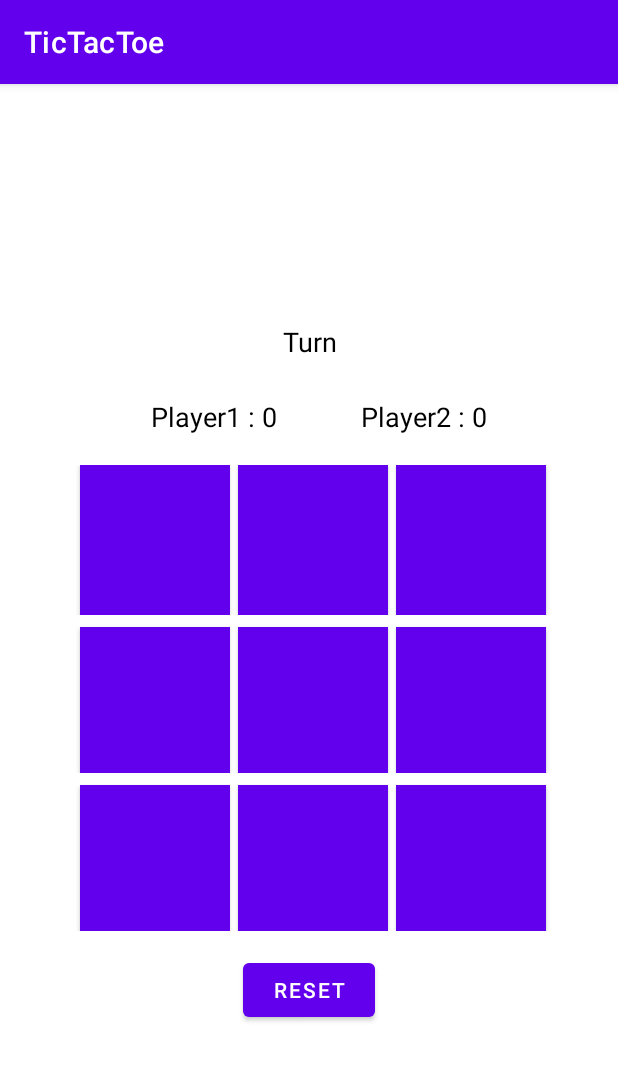
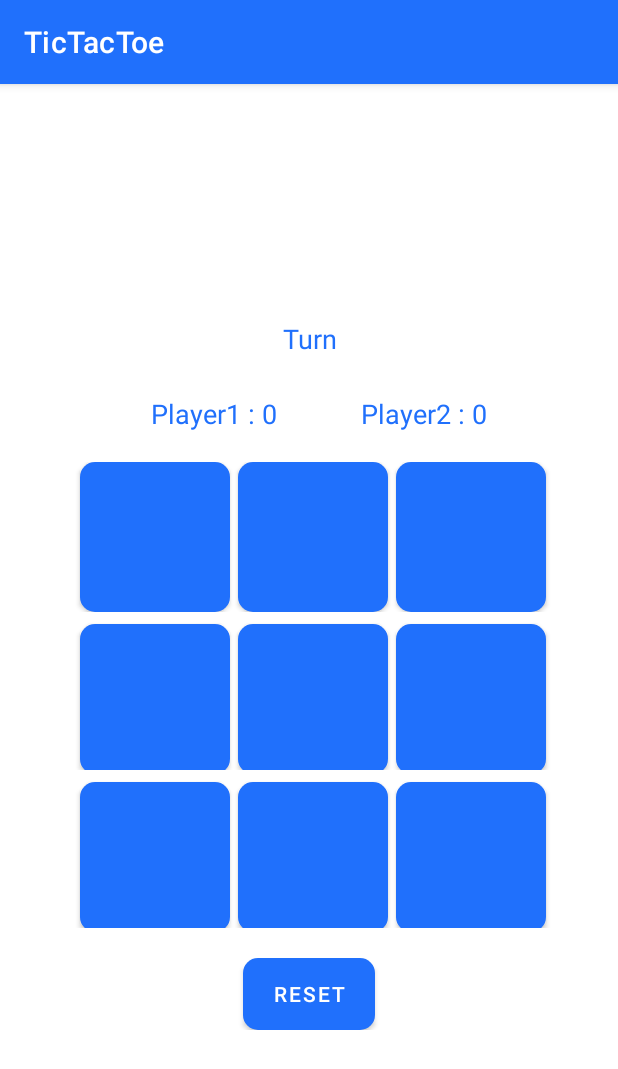
Before and after one commit to BhargavkumarNakrani/TicTacToe, an Android app: the ThirdPage screen opened directly, with no data from a screen before it, on a phone screen of 412 x 824 dp. Shown: the top 1069 px of the screen. Run offline under Robolectric (Android 15) with nearby library versions, the phone set to English and light mode, and no system bars; our stand-ins replace Firebase (no records; nobody signed in at launch, a user with empty details on screens opened directly).

Commit message:
app theme changed

```diff
--- /dev/null
+++ b/app/src/main/res/drawable/custom_btn.xml
@@ -0,0 +1,5 @@
+<?xml version="1.0" encoding="utf-8"?>
+<shape android:shape="rectangle" xmlns:android="http://schemas.android.com/apk/res/android">
+    <corners android:radius="10dp"/>
+    <solid android:color="@color/Blue"/>
+</shape>
--- a/app/src/main/res/layout/activity_firstpage.xml
+++ b/app/src/main/res/layout/activity_firstpage.xml
@@ -14,7 +14,7 @@
         android:layout_height="wrap_content"
         android:gravity="center"
         android:text="Tic Tac Toe"
-        android:textColor="@color/purple_500"
+        android:textColor="@color/Blue"
         android:textSize="25dp" />
 
     <Button
@@ -22,7 +22,7 @@
         android:layout_width="250dp"
         android:layout_height="wrap_content"
         android:layout_marginTop="90dp"
-        android:background="#B2BCF8"
+        android:background="@drawable/custom_btn"
         android:gravity="center"
         android:text="Single Player" />
 
@@ -31,7 +31,7 @@
         android:layout_width="250dp"
         android:layout_height="wrap_content"
         android:layout_marginTop="30dp"
-        android:background="#B2BCF8"
+        android:background="@drawable/custom_btn"
         android:gravity="center"
         android:text="Multi Player" />
 
--- a/app/src/main/res/layout/activity_thirdpage.xml
+++ b/app/src/main/res/layout/activity_thirdpage.xml
@@ -15,7 +15,7 @@
         android:textAlignment="center"
         android:layout_gravity="center"
         android:textSize="18dp"
-        android:textColor="#000000"
+        android:textColor="@color/Blue"
         android:padding="20dp" />
     <LinearLayout
         android:layout_width="wrap_content"
@@ -29,7 +29,7 @@
             android:layout_height="30dp"
             android:layout_marginLeft="40dp"
             android:text="Player1 : 0"
-            android:textColor="#000000"
+            android:textColor="@color/Blue"
             android:textSize="18dp" />
 
         <TextView
@@ -38,7 +38,7 @@
             android:layout_height="30dp"
             android:layout_marginLeft="30dp"
             android:text="Player2 : 0"
-            android:textColor="#000000"
+            android:textColor="@color/Blue"
             android:textSize="18dp" />
     </LinearLayout>
 
@@ -53,7 +53,7 @@
             android:layout_width="100dp"
             android:layout_height="100dp"
             android:layout_marginLeft="5dp"
-            android:background="#FFFFFF"
+            android:background="@drawable/custom_btn"
             android:onClick="clickfun"
             android:textSize="60dp" />
 
@@ -62,7 +62,7 @@
             android:layout_width="100dp"
             android:layout_height="100dp"
             android:layout_marginLeft="5dp"
-            android:background="#FFFFFF"
+            android:background="@drawable/custom_btn"
             android:onClick="clickfun"
             android:textSize="60dp" />
 
@@ -71,7 +71,7 @@
             android:layout_width="100dp"
             android:layout_height="100dp"
             android:layout_marginLeft="5dp"
-            android:background="#FFFFFF"
+            android:background="@drawable/custom_btn"
             android:onClick="clickfun"
             android:textColor="#000000"
             android:textSize="60dp" />
@@ -88,7 +88,7 @@
             android:layout_height="100dp"
             android:layout_marginLeft="5dp"
             android:layout_marginTop="5dp"
-            android:background="#FFFFFF"
+            android:background="@drawable/custom_btn"
             android:onClick="clickfun"
             android:textColor="#000000"
             android:textSize="60dp" />
@@ -99,7 +99,7 @@
             android:layout_height="100dp"
             android:layout_marginLeft="5dp"
             android:layout_marginTop="5dp"
-            android:background="#FFFFFF"
+            android:background="@drawable/custom_btn"
             android:onClick="clickfun"
             android:textColor="#000000"
             android:textSize="60dp" />
@@ -110,7 +110,7 @@
             android:layout_height="100dp"
             android:layout_marginLeft="5dp"
             android:layout_marginTop="5dp"
-            android:background="#FFFFFF"
+            android:background="@drawable/custom_btn"
             android:onClick="clickfun"
             android:textColor="#000000"
             android:textSize="60dp" />
@@ -127,7 +127,7 @@
             android:layout_height="100dp"
             android:layout_marginLeft="5dp"
             android:layout_marginTop="5dp"
-            android:background="#FFFFFF"
+            android:background="@drawable/custom_btn"
             android:onClick="clickfun"
             android:textColor="#000000"
             android:textSize="60dp" />
@@ -138,7 +138,7 @@
             android:layout_height="100dp"
             android:layout_marginLeft="5dp"
             android:layout_marginTop="5dp"
-            android:background="#FFFFFF"
+            android:background="@drawable/custom_btn"
             android:onClick="clickfun"
             android:textColor="#000000"
             android:textSize="60dp" />
@@ -149,7 +149,7 @@
             android:layout_height="100dp"
             android:layout_marginLeft="5dp"
             android:layout_marginTop="5dp"
-            android:background="#FFFFFF"
+            android:background="@drawable/custom_btn"
             android:onClick="clickfun"
             android:textColor="#000000"
             android:textSize="60dp" />
@@ -157,11 +157,12 @@
     </TableRow>
 
     <LinearLayout
-        android:layout_marginTop="15dp"
+        android:layout_marginTop="20dp"
         android:gravity="center">
 
         <Button
             android:id="@+id/button10"
+            android:background="@drawable/custom_btn"
             android:layout_width="wrap_content"
             android:layout_height="wrap_content"
             android:text="Reset" />
--- a/app/src/main/res/values/colors.xml
+++ b/app/src/main/res/values/colors.xml
@@ -7,4 +7,7 @@
     <color name="teal_700">#FF018786</color>
     <color name="black">#FF000000</color>
     <color name="white">#FFFFFFFF</color>
+    <color name="Blue">#2070FC</color>
+    <color name="lightGrey">#E8EBEC</color>
+    <color name="anotherGrey">#607D8B</color>
 </resources>
--- a/app/src/main/res/values/themes.xml
+++ b/app/src/main/res/values/themes.xml
@@ -2,8 +2,8 @@
     <!-- Base application theme. -->
     <style name="Theme.TicTacToe" parent="Theme.MaterialComponents.DayNight.DarkActionBar">
         <!-- Primary brand color. -->
-        <item name="colorPrimary">@color/purple_500</item>
-        <item name="colorPrimaryVariant">@color/purple_700</item>
+        <item name="colorPrimary">@color/Blue</item>
+        <item name="colorPrimaryVariant">@color/Blue</item>
         <item name="colorOnPrimary">@color/white</item>
         <!-- Secondary brand color. -->
         <item name="colorSecondary">@color/teal_200</item>
```
Also changed, not shown: app/src/main/res/drawable/custom_edittext.xml (added, +7 -0 lines), app/src/main/res/drawable/custom_error.xml (added, +13 -0 lines), app/src/main/res/layout/activity_code.xml (+7 -7 lines), app/src/main/res/layout/activity_main.xml (+13 -12 lines), app/src/main/res/layout/activity_secondpage.xml (+4 -4 lines).
